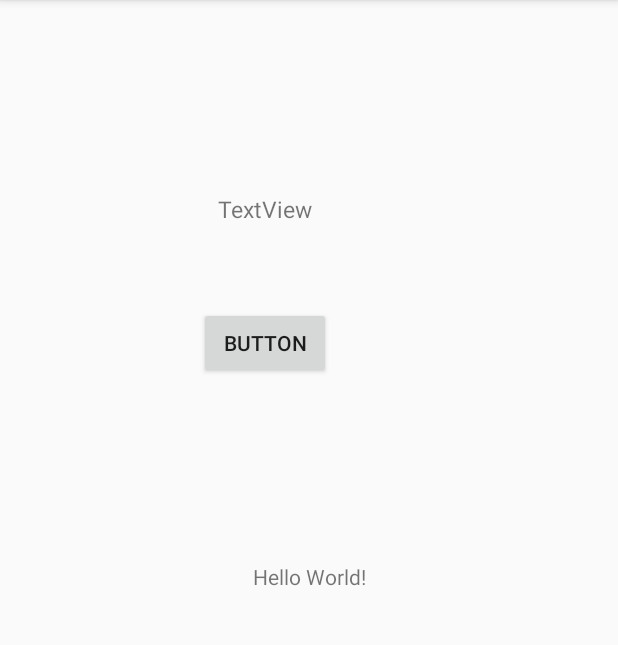
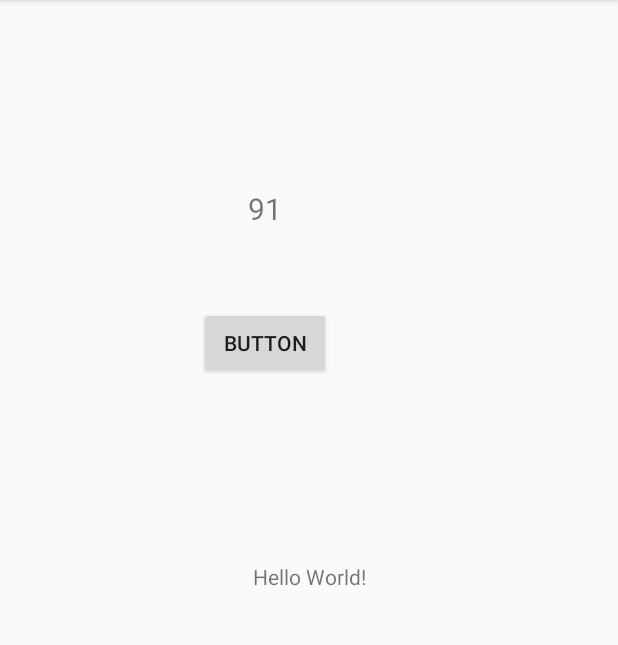
Before and after one commit to MadhushikaTJayasinghe/CountDownTimer, an Android app: the screen it shows after launch (MainActivity), on a phone screen of 412 x 824 dp, the part 84-729 px from its top. Run offline under Robolectric (Android 15) with nearby library versions, the phone set to English and light mode, and no system bars.

```diff
--- a/app/src/main/java/lk/ac/kln/timer/MainActivity.java
+++ b/app/src/main/java/lk/ac/kln/timer/MainActivity.java
@@ -1,13 +1,30 @@
 package lk.ac.kln.timer;
 
+import android.os.Handler;
 import android.support.v7.app.AppCompatActivity;
 import android.os.Bundle;
+import android.widget.TextView;
 
 public class MainActivity extends AppCompatActivity {
-
+  private int counter =99;
     @Override
     protected void onCreate(Bundle savedInstanceState) {
         super.onCreate(savedInstanceState);
         setContentView(R.layout.activity_main);
+        CountDown();
     }
-}
+
+    private void CountDown(){
+        final TextView textView=findViewById(R.id.textView);
+
+         final Handler handler =new Handler();
+            handler.post(new Runnable(){
+                @Override
+                public void run(){
+                    textView.setText(Integer.toString(counter));
+                    counter--;
+                    handler.postDelayed(this,1000);
+                }
+            });
+        }
+    }
--- a/app/src/main/res/layout/activity_main.xml
+++ b/app/src/main/res/layout/activity_main.xml
@@ -26,7 +26,7 @@
         android:layout_marginRight="206dp"
         android:layout_marginBottom="601dp"
         android:text="TextView"
-        android:textSize="15dp"
+        android:textSize="20dp"
         app:layout_constraintBottom_toBottomOf="parent"
         app:layout_constraintEnd_toEndOf="parent"
         app:layout_constraintStart_toStartOf="parent"
```
